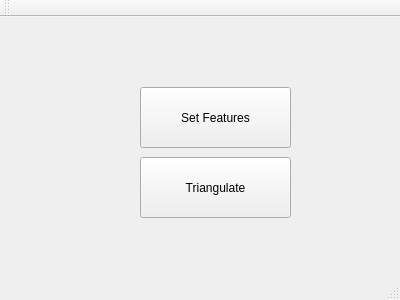
Qt form mainwindow.ui (aman-bhatia/dia-2) before a commit.
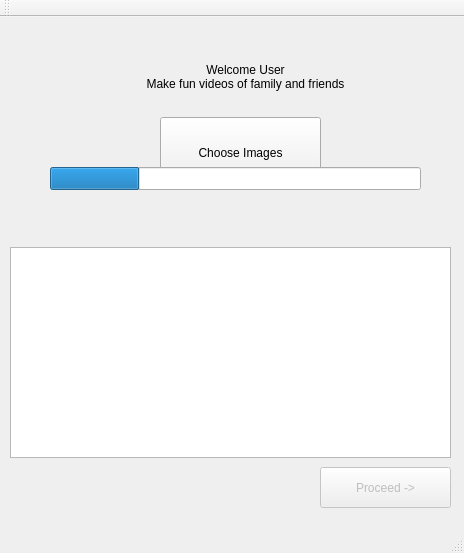
The same form after that commit.

Commit message: a whole new user friendly interface and support for N images

Diff of the .ui file:
```diff
--- a/mainwindow.ui
+++ b/mainwindow.ui
@@ -6,8 +6,8 @@
    <rect>
     <x>0</x>
     <y>0</y>
-    <width>400</width>
-    <height>300</height>
+    <width>464</width>
+    <height>553</height>
    </rect>
   </property>
   <property name="windowTitle">
@@ -17,29 +17,144 @@
    <widget class="QPushButton" name="pushButton">
     <property name="geometry">
      <rect>
-      <x>140</x>
-      <y>70</y>
-      <width>151</width>
-      <height>61</height>
+      <x>160</x>
+      <y>100</y>
+      <width>161</width>
+      <height>71</height>
      </rect>
     </property>
     <property name="text">
-     <string>Set Features</string>
+     <string>Choose Images</string>
+    </property>
+   </widget>
+   <widget class="QLabel" name="label">
+    <property name="geometry">
+     <rect>
+      <x>110</x>
+      <y>40</y>
+      <width>271</width>
+      <height>41</height>
+     </rect>
+    </property>
+    <property name="text">
+     <string>&lt;html&gt;&lt;head/&gt;&lt;body&gt;&lt;p align=&quot;center&quot;&gt;Welcome User&lt;br/&gt;Make fun videos of family and friends&lt;/p&gt;&lt;/body&gt;&lt;/html&gt;</string>
+    </property>
+   </widget>
+   <widget class="QListView" name="listView">
+    <property name="geometry">
+     <rect>
+      <x>10</x>
+      <y>230</y>
+      <width>441</width>
+      <height>211</height>
+     </rect>
     </property>
    </widget>
    <widget class="QPushButton" name="pushButton_2">
+    <property name="enabled">
+     <bool>false</bool>
+    </property>
     <property name="geometry">
      <rect>
-      <x>140</x>
-      <y>140</y>
-      <width>151</width>
-      <height>61</height>
+      <x>320</x>
+      <y>450</y>
+      <width>131</width>
+      <height>41</height>
      </rect>
     </property>
     <property name="text">
-     <string>Triangulate</string>
+     <string>Proceed -&gt;</string>
     </property>
    </widget>
+   <widget class="QPushButton" name="pushButton_3">
+    <property name="geometry">
+     <rect>
+      <x>100</x>
+      <y>250</y>
+      <width>281</width>
+      <height>81</height>
+     </rect>
+    </property>
+    <property name="text">
+     <string>Manually Set Features</string>
+    </property>
+    <property name="checkable">
+     <bool>false</bool>
+    </property>
+   </widget>
+   <widget class="QPushButton" name="pushButton_4">
+    <property name="geometry">
+     <rect>
+      <x>100</x>
+      <y>350</y>
+      <width>281</width>
+      <height>81</height>
+     </rect>
+    </property>
+    <property name="text">
+     <string>Make Video</string>
+    </property>
+    <property name="checkable">
+     <bool>false</bool>
+    </property>
+   </widget>
+   <widget class="QLabel" name="label_2">
+    <property name="enabled">
+     <bool>true</bool>
+    </property>
+    <property name="geometry">
+     <rect>
+      <x>60</x>
+      <y>190</y>
+      <width>371</width>
+      <height>51</height>
+     </rect>
+    </property>
+    <property name="text">
+     <string>&lt;html&gt;&lt;head/&gt;&lt;body&gt;&lt;p align=&quot;center&quot;&gt;&lt;br/&gt;&lt;/p&gt;&lt;/body&gt;&lt;/html&gt;</string>
+    </property>
+   </widget>
+   <widget class="QProgressBar" name="progressBar">
+    <property name="enabled">
+     <bool>true</bool>
+    </property>
+    <property name="geometry">
+     <rect>
+      <x>50</x>
+      <y>150</y>
+      <width>371</width>
+      <height>23</height>
+     </rect>
+    </property>
+    <property name="value">
+     <number>24</number>
+    </property>
+    <property name="textVisible">
+     <bool>false</bool>
+    </property>
+   </widget>
+   <widget class="QLabel" name="progress_label">
+    <property name="geometry">
+     <rect>
+      <x>50</x>
+      <y>180</y>
+      <width>371</width>
+      <height>31</height>
+     </rect>
+    </property>
+    <property name="text">
+     <string>&lt;html&gt;&lt;head/&gt;&lt;body&gt;&lt;p&gt;&lt;br/&gt;&lt;/p&gt;&lt;/body&gt;&lt;/html&gt;</string>
+    </property>
+   </widget>
+   <zorder>pushButton_2</zorder>
+   <zorder>pushButton_3</zorder>
+   <zorder>pushButton</zorder>
+   <zorder>label</zorder>
+   <zorder>pushButton_4</zorder>
+   <zorder>label_2</zorder>
+   <zorder>listView</zorder>
+   <zorder>progressBar</zorder>
+   <zorder>progress_label</zorder>
   </widget>
   <widget class="QMenuBar" name="menuBar">
    <property name="geometry">
```
Left out of the diff: 2 changed lines with no effect on the pictures. The commit also changes 27 other files.
